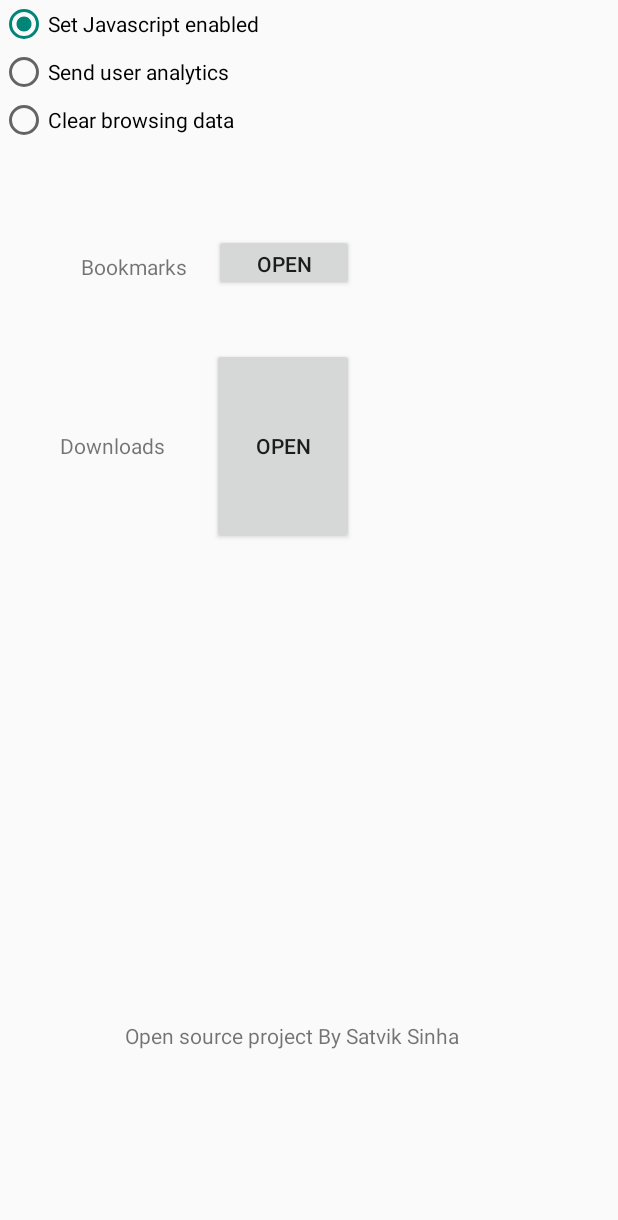
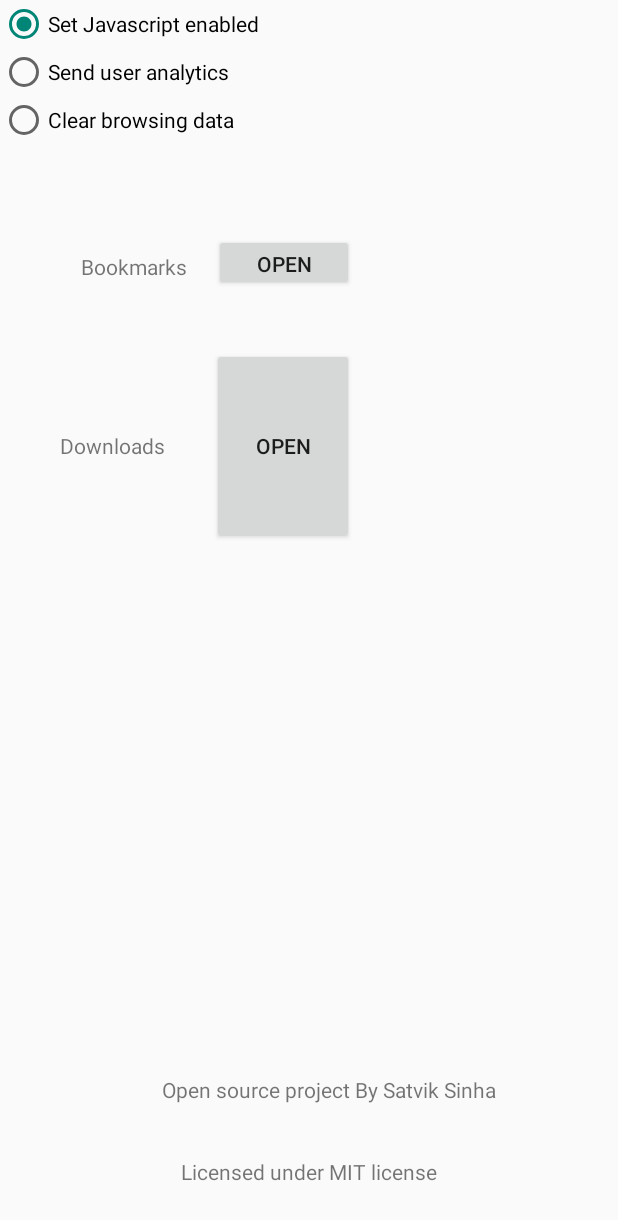
Before and after one commit to satviksinha12/WEBROWSE, an Android app: the MainActivity2 screen opened directly, with no data from a screen before it, on a phone screen of 412 x 824 dp. Shown: the top 1220 px of the screen. Run offline under Robolectric (Android 15) with nearby library versions, the phone set to English and light mode, and no system bars.

```diff
--- a/app/src/main/res/layout/activity_main2.xml
+++ b/app/src/main/res/layout/activity_main2.xml
@@ -90,10 +90,20 @@
         android:id="@+id/textView3"
         android:layout_width="wrap_content"
         android:layout_height="wrap_content"
-        android:layout_marginStart="83dp"
-        android:layout_marginLeft="83dp"
-        android:layout_marginBottom="124dp"
+        android:layout_marginStart="108dp"
+        android:layout_marginLeft="108dp"
+        android:layout_marginBottom="88dp"
         android:text="Open source project By Satvik Sinha"
         app:layout_constraintBottom_toBottomOf="parent"
         app:layout_constraintStart_toStartOf="parent" />
+
+    <TextView
+        android:id="@+id/textView4"
+        android:layout_width="wrap_content"
+        android:layout_height="wrap_content"
+        android:layout_marginTop="35dp"
+        android:text="Licensed under MIT license"
+        app:layout_constraintEnd_toEndOf="parent"
+        app:layout_constraintStart_toStartOf="parent"
+        app:layout_constraintTop_toBottomOf="@+id/textView3" />
 </androidx.constraintlayout.widget.ConstraintLayout>
```
